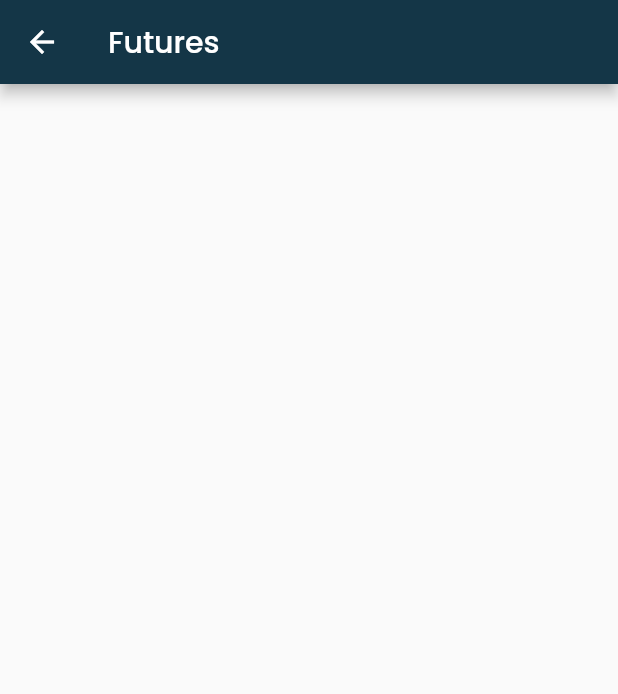
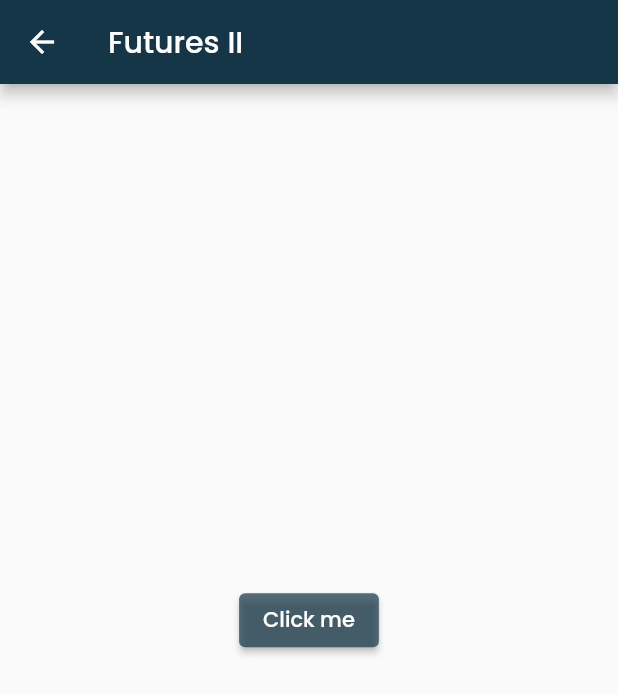
Before and after one commit to hanna-kr/app_akademie_exercises, a Flutter app: the FutureExercise2 screen opened by its route, on a phone screen of 412 x 824 dp. Shown: the top 694 px of the screen. Run offline on Flutter 3.47's test engine with Material 2 defaults, Android fonts, the phone set to English and light mode, and no system bars; our stand-ins replace cached_network_image, card_swiper, google_fonts, image_picker, logger; missing offline and left inert: blobs.

Commit message:
minor changes

```diff
--- a/lib/5.1.3-4.3/screens/futures_two.dart
+++ b/lib/5.1.3-4.3/screens/futures_two.dart
@@ -1,3 +1,4 @@
+import 'package:app_akademie_exercises/styles/spacing.dart';
 import 'package:flutter/material.dart';
 
 class FutureExercise2 extends StatefulWidget {
@@ -8,12 +9,44 @@ class FutureExercise2 extends StatefulWidget {
 }
 
 class _FutureExercise2State extends State<FutureExercise2> {
+  String text = '';
+
+  Future<void> randomFuture() {
+    return Future.delayed(const Duration(seconds: 2), () {
+      setState(() {
+        text = 'Hello, Future';
+      });
+    });
+  }
+
+  void randomFunction() async {
+    await randomFuture();
+    debugPrint('The result is: $text');
+  }
+
   @override
   Widget build(BuildContext context) {
     return Scaffold(
       appBar: AppBar(
-        title: Text('Futures'),
+        title: const Text('Futures II'),
         backgroundColor: Theme.of(context).primaryColor,
+      ),
+      body: Center(
+        child: Column(
+          mainAxisAlignment: MainAxisAlignment.center,
+          children: [
+            ElevatedButton(
+                style: ButtonStyle(
+                    backgroundColor: MaterialStatePropertyAll(
+                        Theme.of(context).primaryColor.withOpacity(0.7))),
+                onPressed: () {
+                  randomFunction();
+                },
+                child: const Text('Click me')),
+            kSpacing32,
+            Text(text),
+          ],
+        ),
       ),
     );
   }
```
Also changed, not shown: lib/5.1.3-4.3/screens/futures.dart (+26 -31 lines), 1 other file.
